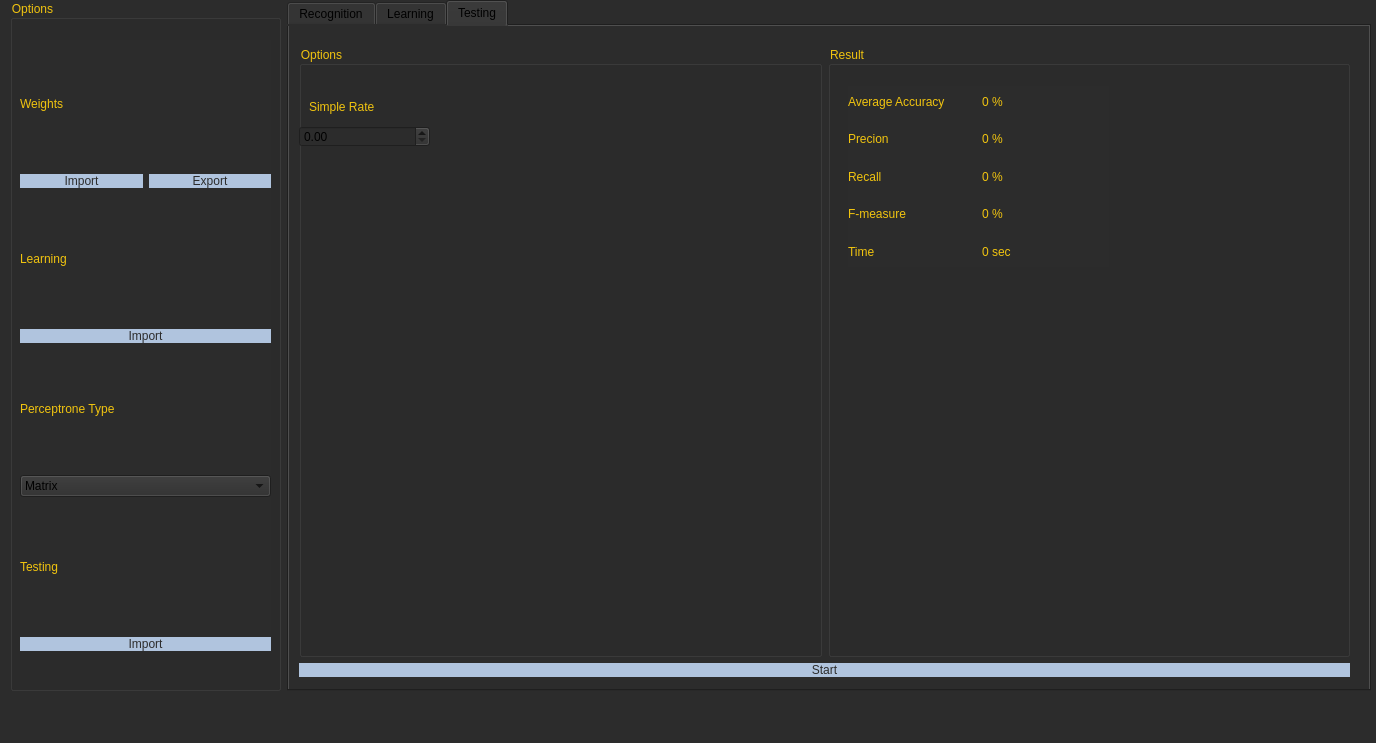
Old version of the form MLP/src/view/view.ui in the repository VladBigBrain/VladBigBrain.
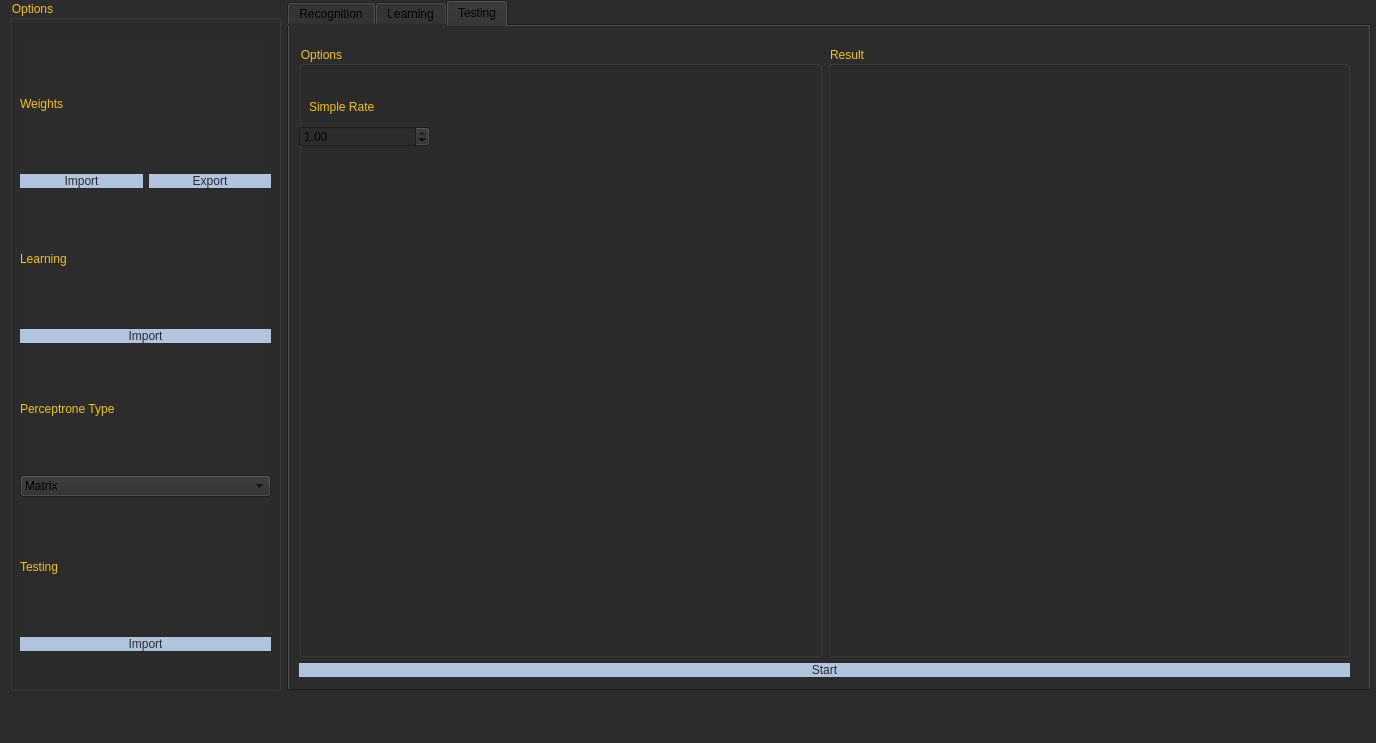
New version of the form. The open tabs and pages were chosen to show the change. Custom widgets are drawn as their Qt base class.

```diff
--- a/MLP/src/view/view.ui
+++ b/MLP/src/view/view.ui
@@ -456,6 +456,15 @@
                  <height>21</height>
                 </rect>
                </property>
+               <property name="maximum">
+                <double>1.000000000000000</double>
+               </property>
+               <property name="singleStep">
+                <double>0.005000000000000</double>
+               </property>
+               <property name="value">
+                <double>1.000000000000000</double>
+               </property>
               </widget>
               <widget class="QLabel" name="Simpleratelabel">
                <property name="geometry">
@@ -477,87 +486,27 @@
               <property name="title">
                <string>Result</string>
               </property>
-              <widget class="QWidget" name="layoutWidget">
+              <widget class="QLabel" name="resulttest">
                <property name="geometry">
                 <rect>
-                 <x>20</x>
-                 <y>40</y>
-                 <width>261</width>
-                 <height>181</height>
+                 <x>10</x>
+                 <y>30</y>
+                 <width>491</width>
+                 <height>551</height>
                 </rect>
                </property>
-               <layout class="QGridLayout" name="gridLayout_11">
-                <item row="0" column="0">
-                 <widget class="QLabel" name="AverageAccuracy">
-                  <property name="text">
-                   <string>Average Accuracy</string>
-                  </property>
-                 </widget>
-                </item>
-                <item row="0" column="1">
-                 <widget class="QLabel" name="AverageACResult">
-                  <property name="text">
-                   <string>0 %</string>
-                  </property>
-                 </widget>
-                </item>
-                <item row="1" column="0">
-                 <widget class="QLabel" name="Precion">
-                  <property name="text">
-                   <string>Precion</string>
-                  </property>
-                 </widget>
-                </item>
-                <item row="1" column="1">
-                 <widget class="QLabel" name="PrecionResult">
-                  <property name="text">
-                   <string>0 %</string>
-                  </property>
-                 </widget>
-                </item>
-                <item row="2" column="0">
-                 <widget class="QLabel" name="Recall">
-                  <property name="text">
-                   <string>Recall</string>
-                  </property>
-                 </widget>
-                </item>
-                <item row="2" column="1">
-                 <widget class="QLabel" name="Recallall">
-                  <property name="text">
-                   <string>0 %</string>
-                  </property>
-                 </widget>
-                </item>
-                <item row="3" column="0">
-                 <widget class="QLabel" name="FMeasure">
-                  <property name="text">
-                   <string>F-measure</string>
-                  </property>
-                 </widget>
-                </item>
-                <item row="3" column="1">
-                 <widget class="QLabel" name="FMeasureResult">
-                  <property name="text">
-                   <string>0 %</string>
-                  </property>
-                 </widget>
-                </item>
-                <item row="4" column="0">
-                 <widget class="QLabel" name="Time">
-                  <property name="text">
-                   <string>Time</string>
-                  </property>
-                 </widget>
-                </item>
-                <item row="4" column="1">
-                 <widget class="QLabel" name="TimeResult">
-                  <property name="text">
-                   <string>0 sec</string>
-                  </property>
-                 </widget>
-                </item>
-               </layout>
+               <property name="font">
+                <font>
+                 <pointsize>30</pointsize>
+                 <bold>true</bold>
+                </font>
+               </property>
+               <property name="text">
+                <string/>
+               </property>
+               <property name="alignment">
+                <set>Qt::AlignLeading|Qt::AlignLeft|Qt::AlignVCenter</set>
+               </property>
               </widget>
              </widget>
             </item>
```
Left out of the diff: 2 changed lines with no effect on the pictures.
